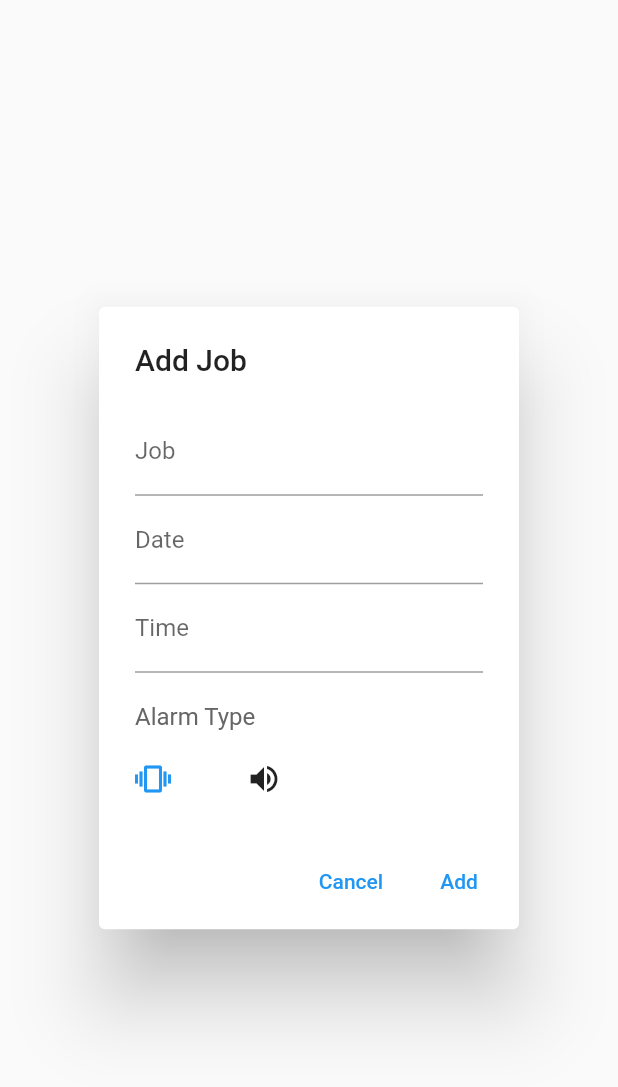
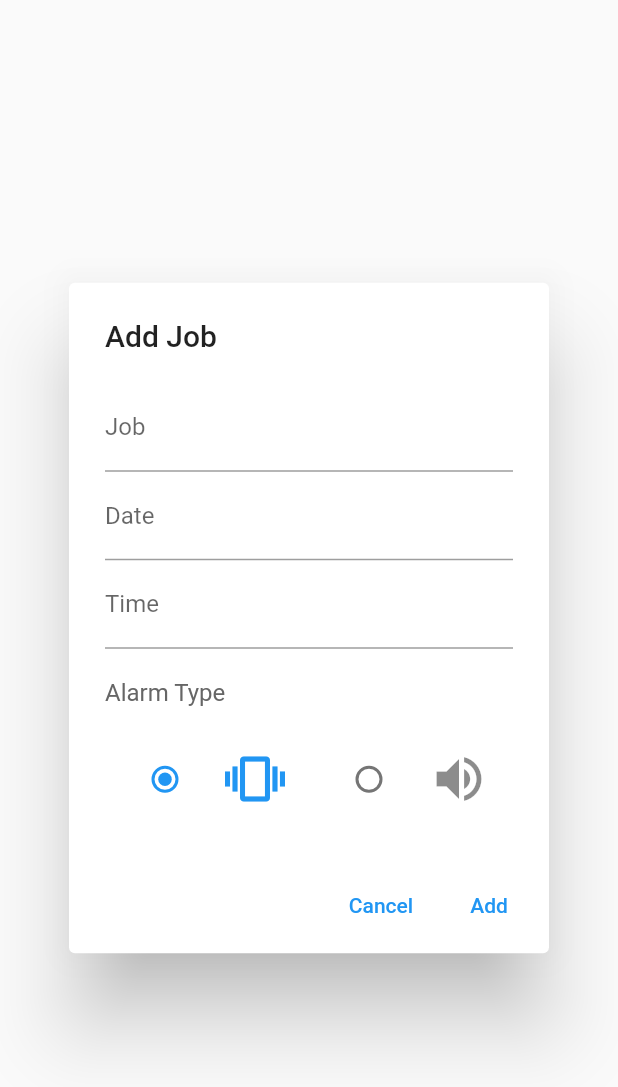
Before and after one commit to sig003/flutter_sig_schedule_test, a Flutter app: the AddJobDialog widget shown alone on an empty page, opened directly, on a phone screen of 412 x 824 dp. Shown: the top 1087 px of the screen. Run offline on Flutter 3.47's test engine with Material 2 defaults, Android fonts, the phone set to English and light mode, and no system bars; our stand-ins replace badges, shared_preferences; missing offline and left inert: alarm; accounts and stored records are empty.

Commit message:
알람 타입 추가

```diff
--- a/lib/screens/add_job_dialog.dart
+++ b/lib/screens/add_job_dialog.dart
@@ -1,8 +1,8 @@
 import 'package:flutter/material.dart';
 import 'package:intl/intl.dart';
 import 'package:flutter/cupertino.dart';
-import 'package:alarm/alarm.dart';
 import 'package:sig_schedule_test/screens/library.dart';
+enum AlarmType { vibrate, volumeUp }
 
 class AddJobDialog extends StatefulWidget {
   const AddJobDialog({Key? key}) : super(key: key);
@@ -19,6 +19,10 @@ class _AddJobDialogState extends State<AddJobDialog> {
   TextEditingController timeInput = TextEditingController();
   DateTime _selectedDate = DateTime.now();
   DateTime _selectedTime = DateTime.now();
+
+  AlarmType? _alarmType = AlarmType.vibrate;
+  bool _selectedVivrate = true;
+  bool _selectedVolumeUp = false;
 
   @override
   void initState() {
@@ -154,9 +158,50 @@ class _AddJobDialogState extends State<AddJobDialog> {
                   SizedBox(height: 20.0),
                   Row(
                       children: <Widget>[
-                        Icon(Icons.vibration, color: Colors.blue),
-                        SizedBox(width: 50.0),
-                        Icon(Icons.volume_up),
+                        Expanded(
+                        // Icon(Icons.vibration, color: Colors.blue),
+                        // SizedBox(width: 50.0),
+                        // Icon(Icons.volume_up),
+                          child: ListTile(
+                            trailing: Icon(
+                                Icons.vibration,
+                                size: 40.0,
+                                color: (_selectedVivrate) ? Colors.blue : null),
+                            title: null,
+                            leading: Radio<AlarmType>(
+                              value: AlarmType.vibrate,
+                              groupValue: _alarmType,
+                              onChanged: (AlarmType? value) {
+                                setState(() {
+                                  _alarmType = value;
+                                  _selectedVivrate = true;
+                                  _selectedVolumeUp = false;
+                                });
+                              },
+                            ),
+                          ),
+                        ),
+                        Expanded(
+                          child: ListTile(
+                            trailing: Icon(
+                                Icons.volume_up,
+                                size: 40.0,
+                                color: (_selectedVolumeUp) ? Colors.blue : null,
+                            ),
+                            title: null,
+                            leading: Radio<AlarmType>(
+                              value: AlarmType.volumeUp,
+                              groupValue: _alarmType,
+                              onChanged: (AlarmType? value) {
+                                setState(() {
+                                  _alarmType = value;
+                                  _selectedVivrate = false;
+                                  _selectedVolumeUp = true;
+                                });
+                              },
+                            ),
+                          ),
+                        ),
                       ]
                   ),
                 ],
```
